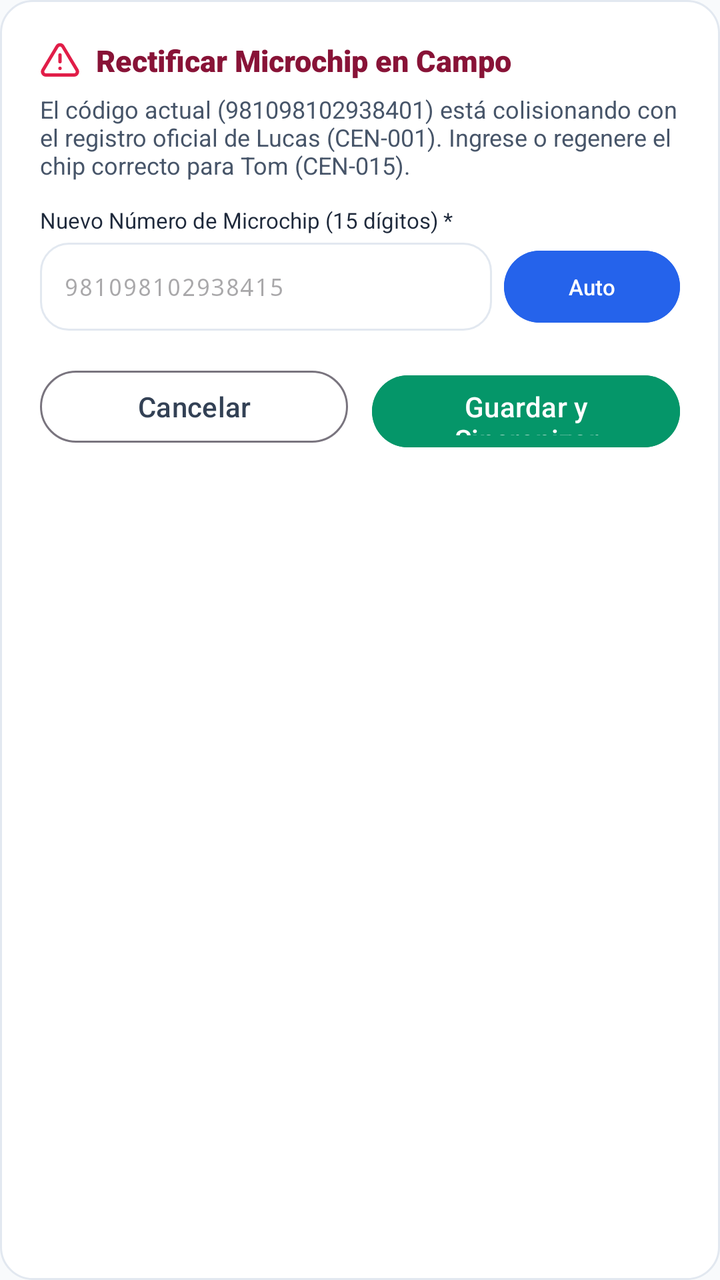
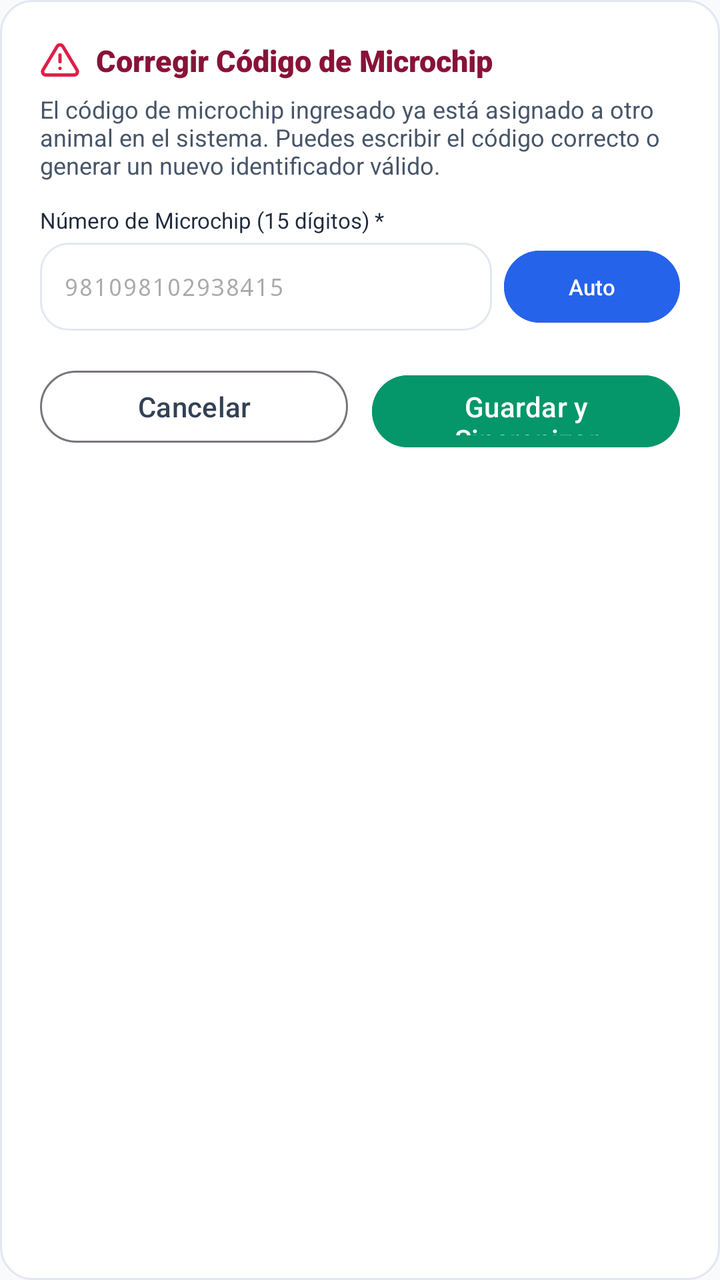

An Android layout rendered at two revisions. The XML below is the earlier revision; the diff shows what the commit changed to produce the second picture.
<!-- AndroidManifest.xml: application theme Theme.CensoAnimalMunicipal -->
<!-- res/layout/dialog_resolve_conflict.xml -->
<?xml version="1.0" encoding="utf-8"?>

<LinearLayout xmlns:android="http://schemas.android.com/apk/res/android"
    xmlns:app="http://schemas.android.com/apk/res-auto"
    xmlns:tools="http://schemas.android.com/tools"
    android:layout_width="match_parent"
    android:layout_height="wrap_content"
    android:background="@drawable/bg_card_white"
    android:orientation="vertical"
    android:padding="20dp">

    <LinearLayout
        android:layout_width="match_parent"
        android:layout_height="wrap_content"
        android:gravity="center_vertical"
        android:orientation="horizontal">

        <ImageView
            android:layout_width="20dp"
            android:layout_height="20dp"
            android:src="@drawable/ic_alert_triangle"
            app:tint="@color/rose_600" />

        <TextView
            android:layout_width="0dp"
            android:layout_height="wrap_content"
            android:layout_marginStart="8dp"
            android:layout_weight="1"
            android:fontFamily="sans-serif-black"
            android:text="Rectificar Microchip en Campo"
            android:textColor="@color/rose_900"
            android:textSize="15sp" />
    </LinearLayout>

    <TextView
        android:layout_width="match_parent"
        android:layout_height="wrap_content"
        android:layout_marginTop="6dp"
        android:text="El código actual (981098102938401) está colisionando con el registro oficial de Lucas (CEN-001). Ingrese o regenere el chip correcto para Tom (CEN-015)."
        android:textColor="@color/slate_600"
        android:textSize="12sp" />

    <TextView
        android:layout_width="wrap_content"
        android:layout_height="wrap_content"
        android:layout_marginTop="12dp"
        android:fontFamily="sans-serif-bold"
        android:text="Nuevo Número de Microchip (15 dígitos) *"
        android:textColor="@color/slate_800"
        android:textSize="11sp" />

    <LinearLayout
        android:layout_width="match_parent"
        android:layout_height="44dp"
        android:layout_marginTop="4dp"
        android:gravity="center_vertical"
        android:orientation="horizontal">

        <EditText
            android:id="@+id/etNewChipCode"
            android:layout_width="0dp"
            android:layout_height="match_parent"
            android:layout_weight="1"
            android:background="@drawable/bg_search_box"
            android:fontFamily="monospace"
            android:hint="981098102938415"
            android:inputType="number"
            android:maxLength="15"
            android:paddingHorizontal="12dp"
            android:textColor="@color/slate_900"
            android:textSize="12sp" />

        <Button
            android:id="@+id/btnGenerateReplacementChip"
            android:layout_width="wrap_content"
            android:layout_height="match_parent"
            android:layout_marginStart="6dp"
            android:backgroundTint="@color/blue_600"
            android:text="Auto"
            android:textSize="11sp" />
    </LinearLayout>

    
    <LinearLayout
        android:layout_width="match_parent"
        android:layout_height="wrap_content"
        android:layout_marginTop="16dp"
        android:orientation="horizontal">

        <Button
            android:id="@+id/btnCancelConflict"
            style="@style/Widget.Material3.Button.OutlinedButton"
            android:layout_width="0dp"
            android:layout_height="44dp"
            android:layout_marginEnd="6dp"
            android:layout_weight="1"
            android:text="Cancelar"
            android:textColor="@color/slate_700" />

        <Button
            android:id="@+id/btnSaveNewChip"
            android:layout_width="0dp"
            android:layout_height="44dp"
            android:layout_marginStart="6dp"
            android:layout_weight="1"
            android:backgroundTint="@color/emerald_600"
            android:text="Guardar y Sincronizar"
            android:textColor="@color/white" />
    </LinearLayout>

</LinearLayout>
<!-- resources referenced by this layout -->
<resources>
  <color name="blue_600">#2563EB</color>
  <color name="emerald_600">#059669</color>
  <color name="rose_600">#E11D48</color>
  <color name="rose_900">#881337</color>
  <color name="slate_600">#475569</color>
  <color name="slate_700">#334155</color>
  <color name="slate_800">#1E293B</color>
  <color name="slate_900">#0F172A</color>
  <color name="white">#FFFFFF</color>
  <!-- drawable bg_card_white (drawable) -->
  <?xml version="1.0" encoding="utf-8"?>
  
  <shape xmlns:android="http://schemas.android.com/apk/res/android"
      android:shape="rectangle">
      <solid android:color="@color/white" />
      <corners android:radius="16dp" />
      <stroke android:width="1dp" android:color="@color/slate_200" />
  </shape>
  <!-- drawable bg_search_box (drawable) -->
  <?xml version="1.0" encoding="utf-8"?>
  
  <shape xmlns:android="http://schemas.android.com/apk/res/android"
      android:shape="rectangle">
      <solid android:color="@color/white" />
      <corners android:radius="14dp" />
      <stroke android:width="1dp" android:color="@color/slate_200" />
  </shape>
  <!-- drawable ic_alert_triangle (drawable) -->
  <vector xmlns:android="http://schemas.android.com/apk/res/android"
      android:width="24dp"
      android:height="24dp"
      android:viewportWidth="24"
      android:viewportHeight="24">
      <path
          android:fillColor="#00000000"
          android:strokeColor="#FF000000"
          android:strokeWidth="2"
          android:strokeLineCap="round"
          android:strokeLineJoin="round"
          android:pathData="M10.29,3.86L1.82,18a2,2 0 0,0 1.71,3h16.94a2,2 0 0,0 1.71,-3L13.71,3.86a2,2 0 0,0 -3.42,0zM12,9v4M12,17h0.01" />
  </vector>
  <style name="Theme.CensoAnimalMunicipal" parent="Theme.Material3.DayNight.NoActionBar">
          <item name="colorPrimary">@color/blue_600</item>
          <item name="colorPrimaryVariant">@color/blue_700</item>
          <item name="colorOnPrimary">@color/white</item>
          <item name="colorSecondary">@color/emerald_600</item>
          <item name="colorSecondaryVariant">@color/emerald_700</item>
          <item name="colorOnSecondary">@color/white</item>
          <item name="colorSecondaryContainer">@color/blue_100</item>
          <item name="colorOnSecondaryContainer">@color/blue_800</item>
          <item name="android:statusBarColor">@color/blue_700</item>
          <item name="android:windowLightStatusBar">false</item>
          <item name="android:navigationBarColor">@color/white</item>
          <item name="android:windowLightNavigationBar">true</item>
          <item name="android:windowBackground">@color/slate_50</item>
      </style>
  <color name="slate_200">#E2E8F0</color>
  <color name="blue_700">#1D4ED8</color>
  <color name="emerald_700">#047857</color>
  <color name="blue_100">#DBEAFE</color>
  <color name="blue_800">#1E40AF</color>
  <color name="slate_50">#F8FAFC</color>
</resources>

<!-- the commit's change to res/layout/dialog_resolve_conflict.xml (unified diff, before → after) -->
@@ -27,7 +27,7 @@
             android:layout_marginStart="8dp"
             android:layout_weight="1"
             android:fontFamily="sans-serif-black"
-            android:text="Rectificar Microchip en Campo"
+            android:text="Corregir Código de Microchip"
             android:textColor="@color/rose_900"
             android:textSize="15sp" />
     </LinearLayout>
@@ -36,7 +36,7 @@
         android:layout_width="match_parent"
         android:layout_height="wrap_content"
         android:layout_marginTop="6dp"
-        android:text="El código actual (981098102938401) está colisionando con el registro oficial de Lucas (CEN-001). Ingrese o regenere el chip correcto para Tom (CEN-015)."
+        android:text="El código de microchip ingresado ya está asignado a otro animal en el sistema. Puedes escribir el código correcto o generar un nuevo identificador válido."
         android:textColor="@color/slate_600"
         android:textSize="12sp" />
 
@@ -45,7 +45,7 @@
         android:layout_height="wrap_content"
         android:layout_marginTop="12dp"
         android:fontFamily="sans-serif-bold"
-        android:text="Nuevo Número de Microchip (15 dígitos) *"
+        android:text="Número de Microchip (15 dígitos) *"
         android:textColor="@color/slate_800"
         android:textSize="11sp" />
 
